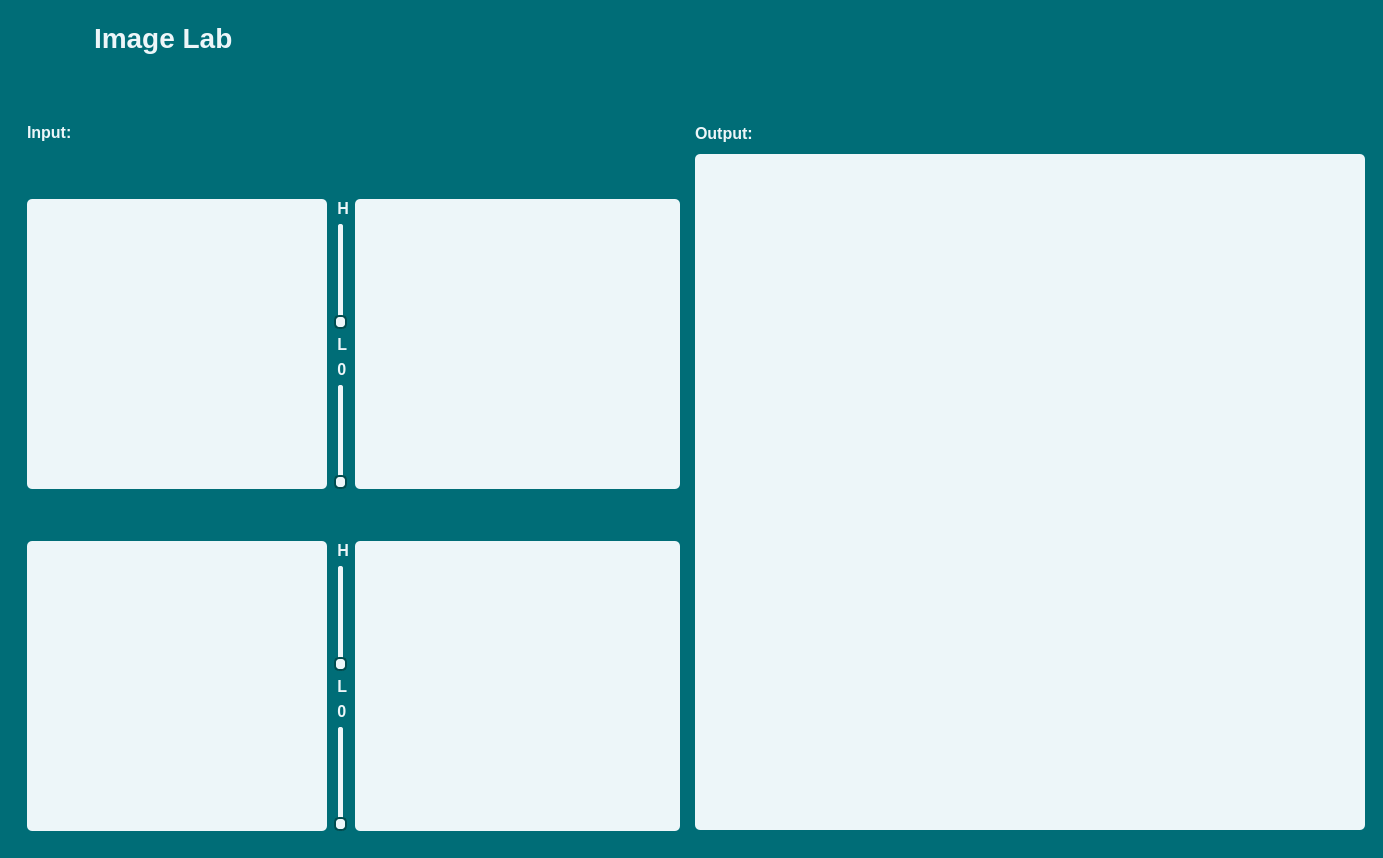
The window that main.ui (Mostafaali3/Image_Processing_Lab) describes before a commit, drawn with Qt 5.
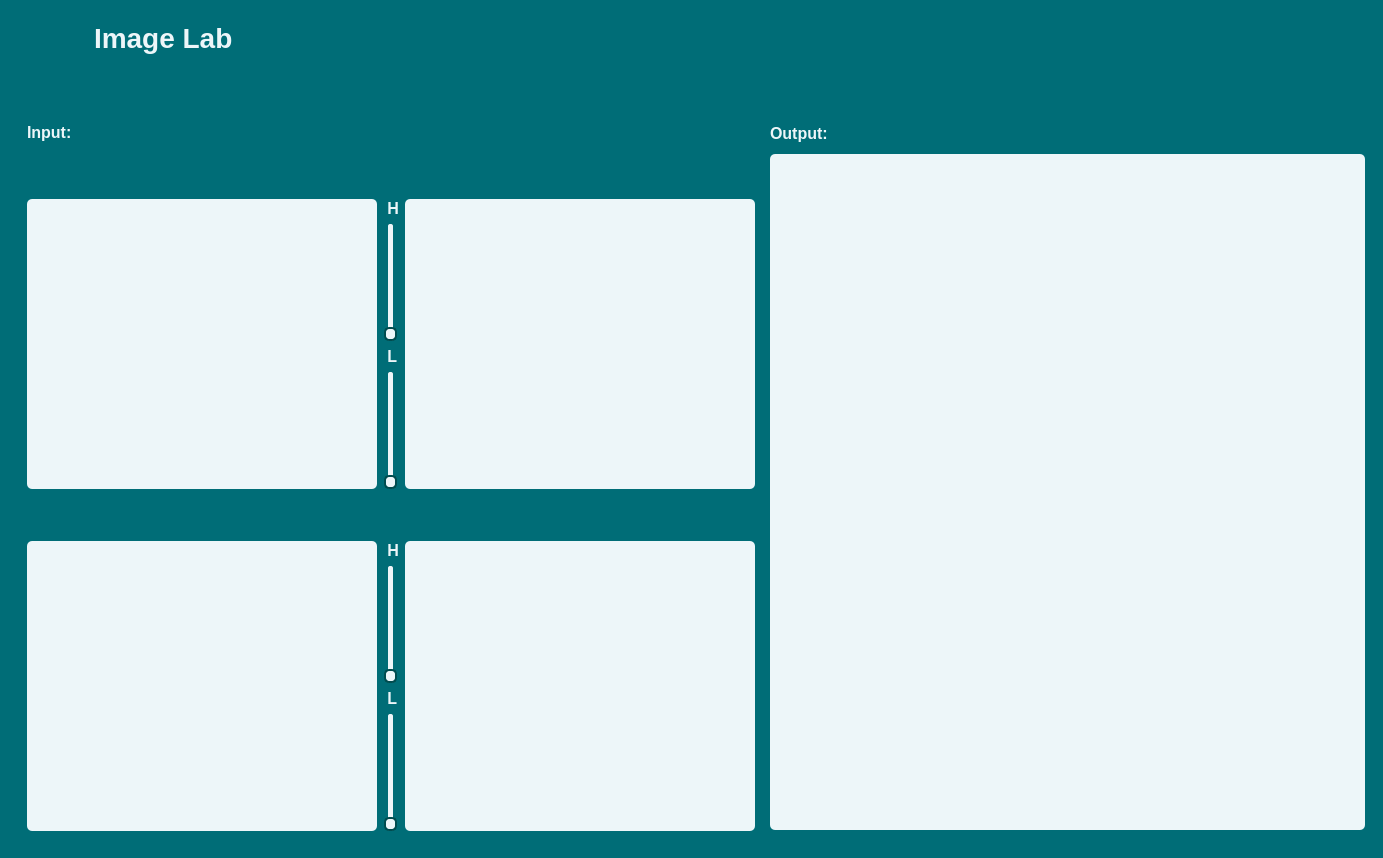
The same window after the commit. The open tabs and pages were chosen to show the change. Icons and pictures are not drawn.

The edit to the form file:
```diff
--- a/main.ui
+++ b/main.ui
@@ -1625,10 +1625,16 @@
                   <widget class="QWidget" name="widget_21" native="true">
                    <property name="minimumSize">
                     <size>
-                     <width>300</width>
+                     <width>350</width>
                      <height>0</height>
                     </size>
                    </property>
+                   <property name="maximumSize">
+                    <size>
+                     <width>350</width>
+                     <height>16777215</height>
+                    </size>
+                   </property>
                    <property name="styleSheet">
                     <string notr="true">background-color:#edf6f9;
 border-radius: 5px;</string>
@@ -1778,20 +1784,6 @@
                      </property>
                     </widget>
                    </item>
-                   <item>
-                    <widget class="QLabel" name="value_label_1">
-                     <property name="styleSheet">
-                      <string notr="true">
-color:#edf6f9;
-font-size: 16px;
-font-weight:500;
-border:none;</string>
-                     </property>
-                     <property name="text">
-                      <string> 0</string>
-                     </property>
-                    </widget>
-                   </item>
                    <item>
                     <widget class="QSlider" name="verticalSlider_3">
                      <property name="styleSheet">
@@ -1964,20 +1956,6 @@
                      </property>
                     </widget>
                    </item>
-                   <item>
-                    <widget class="QLabel" name="value_label_2">
-                     <property name="styleSheet">
-                      <string notr="true">
-color:#edf6f9;
-font-size: 16px;
-font-weight:500;
-border:none;</string>
-                     </property>
-                     <property name="text">
-                      <string> 0</string>
-                     </property>
-                    </widget>
-                   </item>
                    <item>
                     <widget class="QSlider" name="value_slider_2">
                      <property name="styleSheet">
@@ -2036,10 +2014,16 @@
                   <widget class="QWidget" name="widget_22" native="true">
                    <property name="minimumSize">
                     <size>
-                     <width>300</width>
+                     <width>350</width>
                      <height>0</height>
                     </size>
                    </property>
+                   <property name="maximumSize">
+                    <size>
+                     <width>350</width>
+                     <height>16777215</height>
+                    </size>
+                   </property>
                    <property name="styleSheet">
                     <string notr="true">background-color:#edf6f9;
 border-radius: 5px;</string>
```
Left out of the diff: 94 changed lines with no effect on the pictures.
